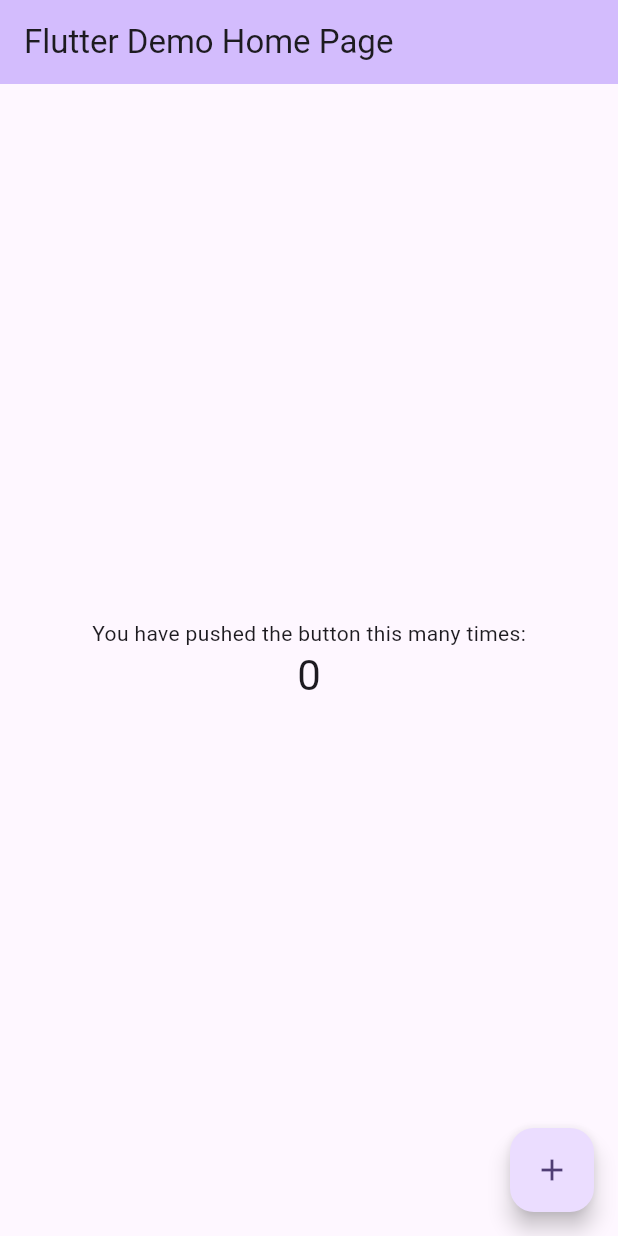
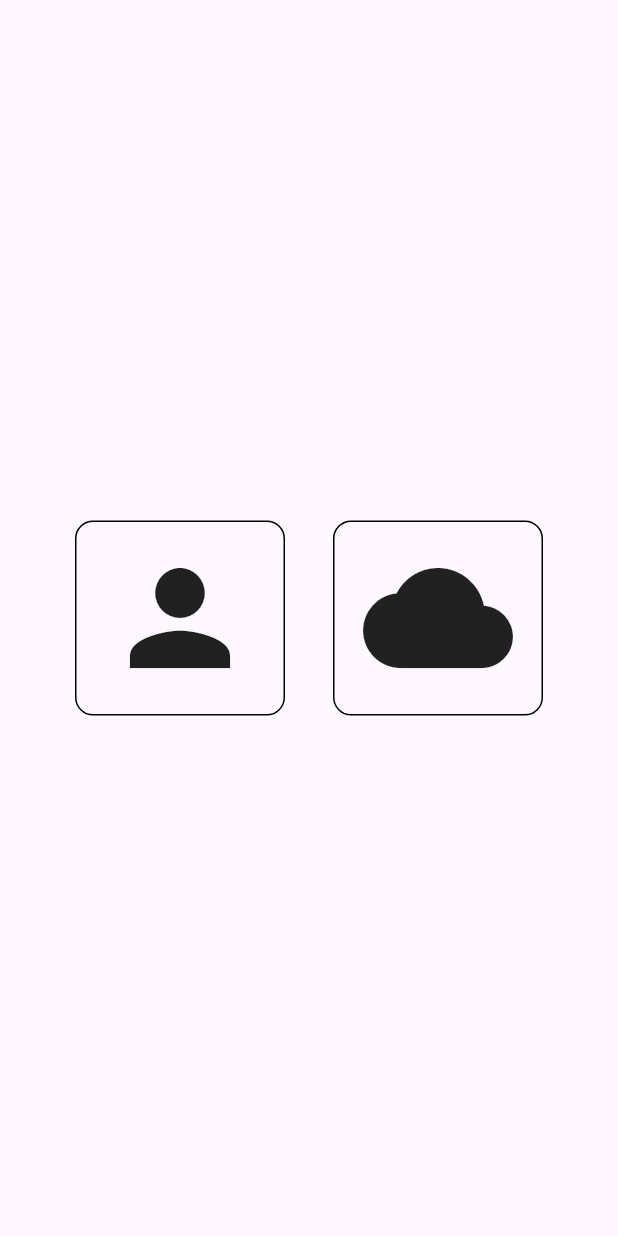
Before and after one commit to Vaibhav77e/contacts_app, a Flutter app: the screen it shows after launch, on a phone screen of 412 x 824 dp. Run offline on Flutter 3.47's test engine with Material 2 defaults, Android fonts, the phone set to English and light mode, and no system bars.

Commit message:
added internal and cloudicon

```diff
--- /dev/null
+++ b/lib/home.dart
@@ -0,0 +1,37 @@
+import 'package:flutter/material.dart';
+
+class Home extends StatelessWidget {
+  const Home({super.key});
+
+ Widget itemMenu(IconData icon) {
+   return Container(
+      height: 130,
+      width: 140,
+      decoration: BoxDecoration(
+          borderRadius: BorderRadius.circular(12),
+          border: Border.all(color: Colors.black)),
+      child: Icon(
+        icon,
+        size: 100,
+      ),
+    );
+  }
+
+  @override
+  Widget build(BuildContext context) {
+    return Scaffold(
+      body: Center(
+        child: Padding(
+          padding: const EdgeInsets.symmetric(horizontal: 18),
+          child: Row(
+            mainAxisAlignment: MainAxisAlignment.spaceEvenly,
+            children: [
+              itemMenu(Icons.person),
+              itemMenu(Icons.cloud),
+            ],
+          ),
+        ),
+      ),
+    );
+  }
+}
--- a/lib/main.dart
+++ b/lib/main.dart
@@ -1,3 +1,4 @@
+import 'package:contact_app/home.dart';
 import 'package:flutter/material.dart';
 
 void main() {
@@ -7,119 +8,17 @@ void main() {
 class MyApp extends StatelessWidget {
   const MyApp({super.key});
 
-  // This widget is the root of your application.
+
   @override
   Widget build(BuildContext context) {
     return MaterialApp(
       title: 'Flutter Demo',
       theme: ThemeData(
-        // This is the theme of your application.
-        //
-        // TRY THIS: Try running your application with "flutter run". You'll see
-        // the application has a blue toolbar. Then, without quitting the app,
-        // try changing the seedColor in the colorScheme below to Colors.green
-        // and then invoke "hot reload" (save your changes or press the "hot
-        // reload" button in a Flutter-supported IDE, or press "r" if you used
-        // the command line to start the app).
-        //
-        // Notice that the counter didn't reset back to zero; the application
-        // state is not lost during the reload. To reset the state, use hot
-        // restart instead.
-        //
-        // This works for code too, not just values: Most code changes can be
-        // tested with just a hot reload.
+
         colorScheme: ColorScheme.fromSeed(seedColor: Colors.deepPurple),
         useMaterial3: true,
       ),
-      home: const MyHomePage(title: 'Flutter Demo Home Page'),
+      home: Home()
     );
   }
 }
-
-class MyHomePage extends StatefulWidget {
-  const MyHomePage({super.key, required this.title});
-
-  // This widget is the home page of your application. It is stateful, meaning
-  // that it has a State object (defined below) that contains fields that affect
-  // how it looks.
-
-  // This class is the configuration for the state. It holds the values (in this
-  // case the title) provided by the parent (in this case the App widget) and
-  // used by the build method of the State. Fields in a Widget subclass are
-  // always marked "final".
-
-  final String title;
-
-  @override
-  State<MyHomePage> createState() => _MyHomePageState();
-}
-
-class _MyHomePageState extends State<MyHomePage> {
-  int _counter = 0;
-
-  void _incrementCounter() {
-    setState(() {
-      // This call to setState tells the Flutter framework that something has
-      // changed in this State, which causes it to rerun the build method below
-      // so that the display can reflect the updated values. If we changed
-      // _counter without calling setState(), then the build method would not be
-      // called again, and so nothing would appear to happen.
-      _counter++;
-    });
-  }
-
-  @override
-  Widget build(BuildContext context) {
-    // This method is rerun every time setState is called, for instance as done
-    // by the _incrementCounter method above.
-    //
-    // The Flutter framework has been optimized to make rerunning build methods
-    // fast, so that you can just rebuild anything that needs updating rather
-    // than having to individually change instances of widgets.
-    return Scaffold(
-      appBar: AppBar(
-        // TRY THIS: Try changing the color here to a specific color (to
-        // Colors.amber, perhaps?) and trigger a hot reload to see the AppBar
-        // change color while the other colors stay the same.
-        backgroundColor: Theme.of(context).colorScheme.inversePrimary,
-        // Here we take the value from the MyHomePage object that was created by
-        // the App.build method, and use it to set our appbar title.
-        title: Text(widget.title),
-      ),
-      body: Center(
-        // Center is a layout widget. It takes a single child and positions it
-        // in the middle of the parent.
-        child: Column(
-          // Column is also a layout widget. It takes a list of children and
-          // arranges them vertically. By default, it sizes itself to fit its
-          // children horizontally, and tries to be as tall as its parent.
-          //
-          // Column has various properties to control how it sizes itself and
-          // how it positions its children. Here we use mainAxisAlignment to
-          // center the children vertically; the main axis here is the vertical
-          // axis because Columns are vertical (the cross axis would be
-          // horizontal).
-          //
-          // TRY THIS: Invoke "debug painting" (choose the "Toggle Debug Paint"
-          // action in the IDE, or press "p" in the console), to see the
-          // wireframe for each widget.
-          mainAxisAlignment: MainAxisAlignment.center,
-          children: <Widget>[
-            const Text(
-              'You have pushed the button this many times:',
-            ),
-            Text(
-              '$_counter',
-              style: Theme.of(context).textTheme.headlineMedium,
-            ),
-          ],
-        ),
-      ),
-      floatingActionButton: FloatingActionButton(
-        onPressed: _incrementCounter,
-        tooltip: 'Increment',
-        child: const Icon(Icons.add),
-      ), // This trailing comma makes auto-formatting nicer for build methods.
-    );
-  }
-}
```
